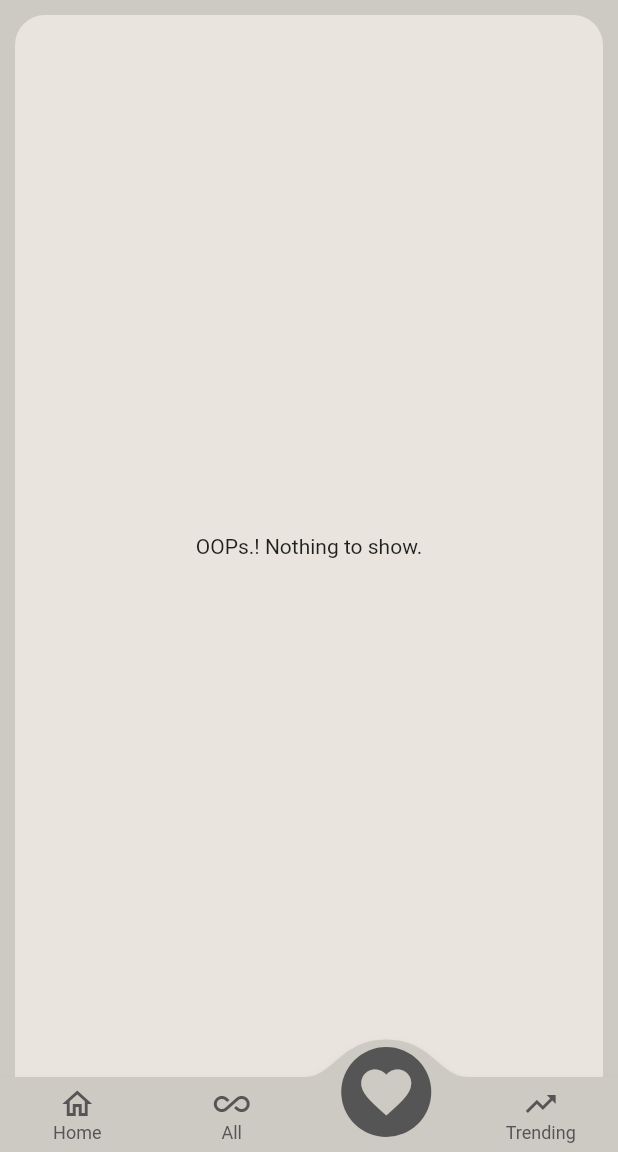
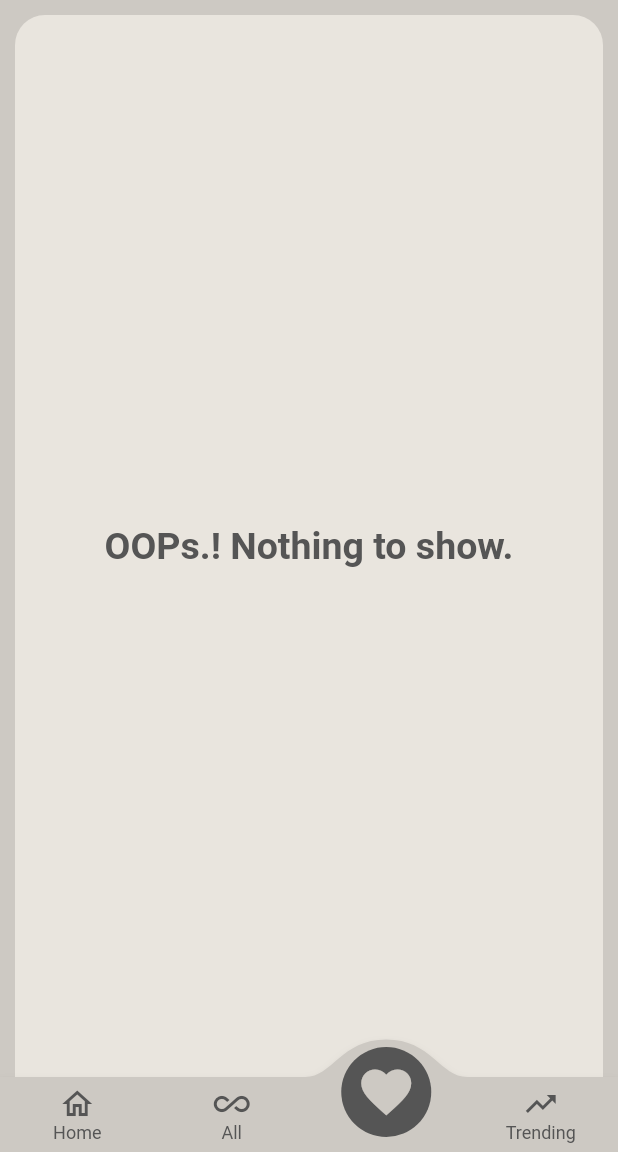
Before and after one commit to muthumala19/kids_stories, a Flutter app: the screen it shows once a user with an empty profile is signed in, item 3 of the bottom bar chosen, on a phone screen of 412 x 824 dp, the part 84-1236 px from its top. Run offline on Flutter 3.47's test engine with Material 2 defaults, Android fonts, the phone set to English and light mode, and no system bars; drawn by our look-alikes of convex_bottom_bar; our stand-ins replace animated_text_kit, firebase_auth, firebase_core, flutter_riverpod, google_fonts, google_sign_in and 1 more; accounts and stored records are empty; network calls fail.

Commit message:
Add style to empty screen message.

```diff
--- a/lib/screens/story_list_for_category_screen.dart
+++ b/lib/screens/story_list_for_category_screen.dart
@@ -53,8 +53,18 @@ class StoriesScreen extends StatelessWidget {
           width: double.infinity,
           margin: const EdgeInsets.fromLTRB(10, 10, 10, 0),
           child: list.isEmpty
-              ? const Center(
-                  child: Text("OOPs.! Nothing to show."),
+              ? Center(
+                  child: Text(
+                    "OOPs.! Nothing to show.",
+                    style: GoogleFonts.aBeeZee(
+                        textStyle:
+                            Theme.of(context).textTheme.titleLarge!.copyWith(
+                                  color: Theme.of(context).colorScheme.primary,
+                                  fontWeight: FontWeight.bold,
+                                ),
+                        fontSize: 25),
+                    softWrap: true,
+                  ),
                 )
               : ListView.builder(
                   itemCount: list.length,
```
